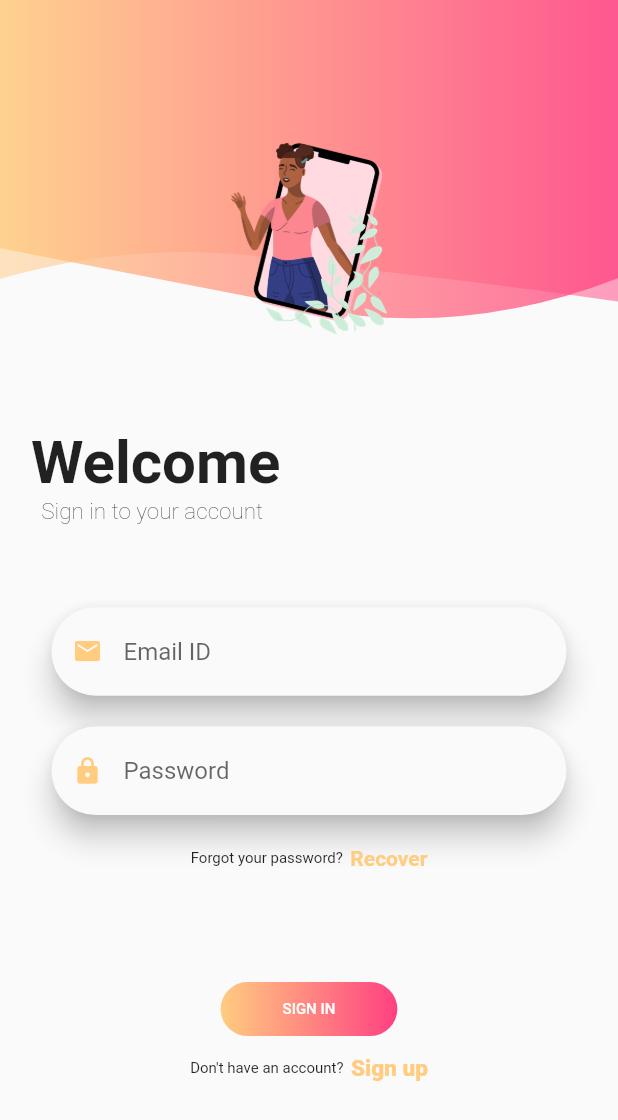
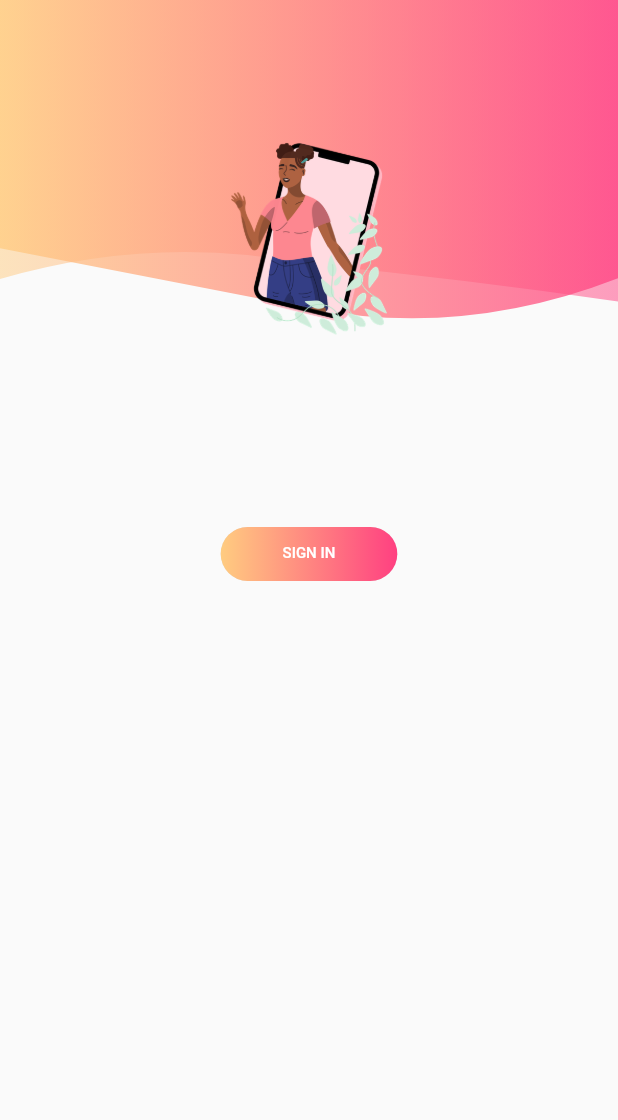
Before and after one commit to hiddencharm45/safety_app, a Flutter app: the screen it shows after launch, on a phone screen of 412 x 824 dp. Shown: the top 1120 px of the screen. Run offline on Flutter 3.47's test engine with Material 2 defaults, Android fonts, the phone set to English and light mode, and no system bars; our stand-ins replace firebase_auth; accounts and stored records are empty.

```diff
--- a/lib/main.dart
+++ b/lib/main.dart
@@ -2,11 +2,13 @@ import 'package:flutter/material.dart';
 import 'package:flutter/services.dart';
 import 'package:provider/provider.dart';
 import 'package:safety_app/ui/providers/contact_provider.dart';
-import 'ui/screens/main_screen.dart';
-import 'ui/screens/signin.dart';
+import 'package:safety_app/ui/screens/wrapper.dart';
+import 'package:safety_app/ui/services/auth.dart';
+import 'ui/screens/dashboard.dart';
+import 'ui/screens/welcome_screen.dart';
 import 'ui/screens/signup.dart';
 import 'ui/screens/splashscreen.dart';
-import 'package:safety_app/ui/screens/signin.dart';
+import 'package:safety_app/ui/screens/welcome_screen.dart';
 import 'package:safety_app/ui/screens/signup.dart';
 import 'package:safety_app/ui/screens/splashscreen.dart';
 //import './ui/test.dart';
@@ -22,20 +24,20 @@ class MyApp extends StatelessWidget {
     ]);
     return MultiProvider(
       providers: [
-        ChangeNotifierProvider(
-          builder: (ctx) => ContactProvider(),
-        ),
+        ChangeNotifierProvider(builder: (ctx) => ContactProvider()),
+        //listens to the changes in contact list
+        StreamProvider<String>.value(value: AuthService().signedIn)
+        //listens to changes in auth state
       ],
       child: MaterialApp(
         debugShowCheckedModeBanner: false,
         title: "Login",
-        theme: ThemeData(
-          primaryColor: Colors.blue[200],
-          //accentColor:
-        ),
+        theme: ThemeData(primaryColor: Colors.orange[200]),
+        home: Wrapper(),
 
-        initialRoute: SplashScreen.routeName,
+        //initialRoute: SplashScreen.routeName,
         //initialRoute: Dashboard.routeName,
+
         routes: <String, WidgetBuilder>{
           SplashScreen.routeName: (ctx) => SplashScreen(),
           SignInPage.routeName: (ctx) => SignInPage(),
--- a/lib/ui/screens/signup.dart
+++ b/lib/ui/screens/signup.dart
@@ -1,5 +1,5 @@
 import 'package:flutter/material.dart';
-import 'package:safety_app/ui/screens/signin.dart';
+import 'package:safety_app/ui/screens/welcome_screen.dart';
 
 import '../widgets/custom_shape.dart';
 import '../widgets/customappbar.dart';
--- a/lib/ui/screens/signin.dart
+++ b/lib/ui/screens/welcome_screen.dart
@@ -1,14 +1,15 @@
 import 'package:flutter/material.dart';
-import 'package:safety_app/ui/screens/main_screen.dart';
+import 'package:safety_app/ui/screens/dashboard.dart';
 import 'package:safety_app/ui/screens/signup.dart';
 //import 'package:safety_app/ui/test.dart';
-
 import '../widgets/custom_shape.dart';
 import '../widgets/responsive_ui.dart';
 import '../widgets/textformfield.dart';
 
 class SignInPage extends StatelessWidget {
+  //final _formKey = GlobalKey<FormState>();
   static const routeName = '/signin';
+
   @override
   Widget build(BuildContext context) {
     return Scaffold(
@@ -28,6 +29,7 @@ class _SignInScreenState extends State<SignInScreen> {
   double _pixelRatio;
   bool _large;
   bool _medium;
+  TextEditingController phoneController = TextEditingController();
   TextEditingController emailController = TextEditingController();
   TextEditingController passwordController = TextEditingController();
   GlobalKey<FormState> _key = GlobalKey();
@@ -48,13 +50,13 @@ class _SignInScreenState extends State<SignInScreen> {
           child: Column(
             children: <Widget>[
               clipShape(),
-              welcomeTextRow(),
-              signInTextRow(),
-              form(),
-              forgetPassTextRow(),
+              //welcomeTextRow(),
+              //signInTextRow(),
+              //form(),
+              //forgetPassTextRow(),
               SizedBox(height: _height / 12),
               button(),
-              signUpTextRow(),
+              //signUpTextRow(),
             ],
           ),
         ),
@@ -156,12 +158,22 @@ class _SignInScreenState extends State<SignInScreen> {
         key: _key,
         child: Column(
           children: <Widget>[
-            emailTextFormField(),
+            //emailTextFormField(),
+            phoneTextFormField(),
             SizedBox(height: _height / 40.0),
-            passwordTextFormField(),
+            //passwordTextFormField(),
           ],
         ),
       ),
+    );
+  }
+
+  Widget phoneTextFormField() {
+    return CustomTextField(
+      keyboardType: TextInputType.phone,
+      textEditingController: emailController,
+      icon: Icons.phone,
+      hint: "Enter phone number",
     );
   }
 
--- a/lib/ui/services/auth.dart
+++ b/lib/ui/services/auth.dart
@@ -1,5 +1,5 @@
 import 'package:firebase_auth/firebase_auth.dart';
-import 'package:safety_app/ui/model/user.dart';
+import 'package:safety_app/ui/model/custom_user.dart';
 
 class AuthService {
   final FirebaseAuth _auth = FirebaseAuth.instance;
@@ -7,6 +7,10 @@ class AuthService {
   CustomUser _firebaseUserToCustomUser(UserCredential userCred) {
     return (userCred != null) ? CustomUser(uid: userCred.user.uid) : null;
     //copying relevant UserCredential data into custom CustomUser type
+  }
+
+  Stream<String> get signedIn {
+    return _auth.authStateChanges().map((User user) => user.uid);
   }
 
   Future signInEmail() async {
```
Also changed, not shown: lib/ui/screens/splashscreen.dart (+3 -4 lines), lib/ui/screens/wrapper.dart (added, +16 -0 lines), lib/ui/model/custom_user.dart (renamed from lib/ui/model/user.dart), lib/ui/screens/dashboard.dart (renamed from lib/ui/screens/main_screen.dart).
